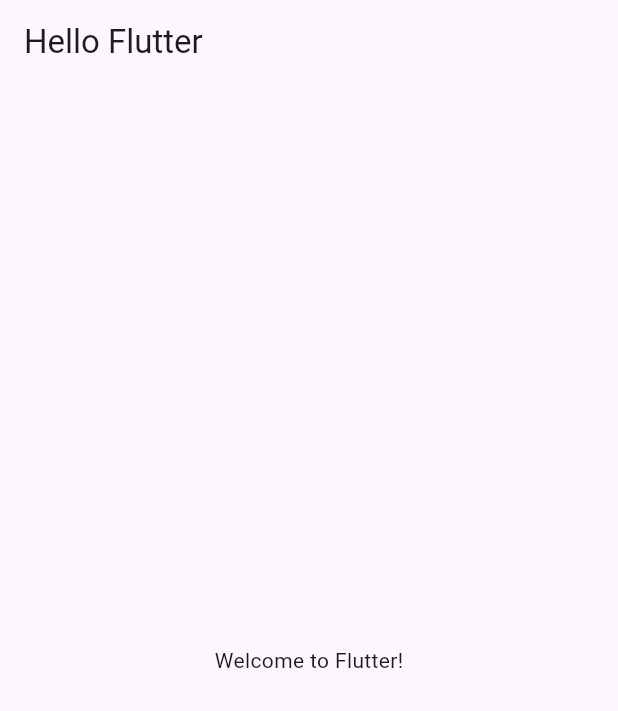
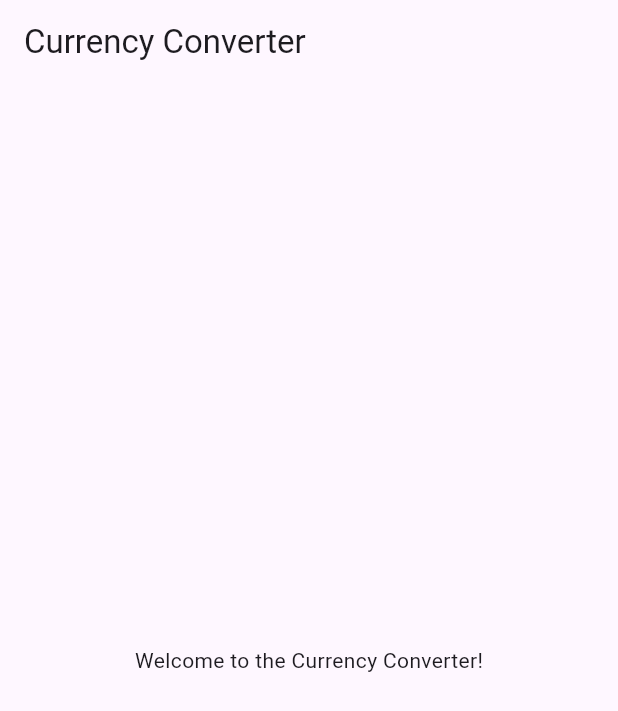
Before and after one commit to RUYANGA/Currency_App, a Flutter app: the screen it shows after launch, on a phone screen of 412 x 824 dp. Shown: the top 711 px of the screen. Run offline on Flutter 3.47's test engine with Material 3 defaults, Android fonts, the phone set to English and light mode, and no system bars.

Commit message:
use multi files wedget

```diff
--- /dev/null
+++ b/lib/currency_converter.dart
@@ -0,0 +1,13 @@
+import 'package:flutter/material.dart';
+
+class CurrencyConvert extends StatelessWidget {
+  const CurrencyConvert({super.key});
+
+  @override
+  Widget build(BuildContext context) {
+    return Scaffold(
+      appBar: AppBar(title: const Text('Currency Converter')),
+      body: const Center(child: Text('Welcome to the Currency Converter!')),
+    );
+  }
+}
--- a/lib/main.dart
+++ b/lib/main.dart
@@ -1,4 +1,5 @@
 import 'package:flutter/material.dart';
+import 'currency_converter.dart';
 
 void main() {
   runApp(const MyApp());
@@ -10,10 +11,7 @@
   @override
   Widget build(BuildContext context) {
     return MaterialApp(
-      home: Scaffold(
-        appBar: AppBar(title: const Text('Hello Flutter')),
-        body: const Center(child: Text('Welcome to Flutter!')),
-      ),
+      home: CurrencyConvert()
     );
   }
 }
```
